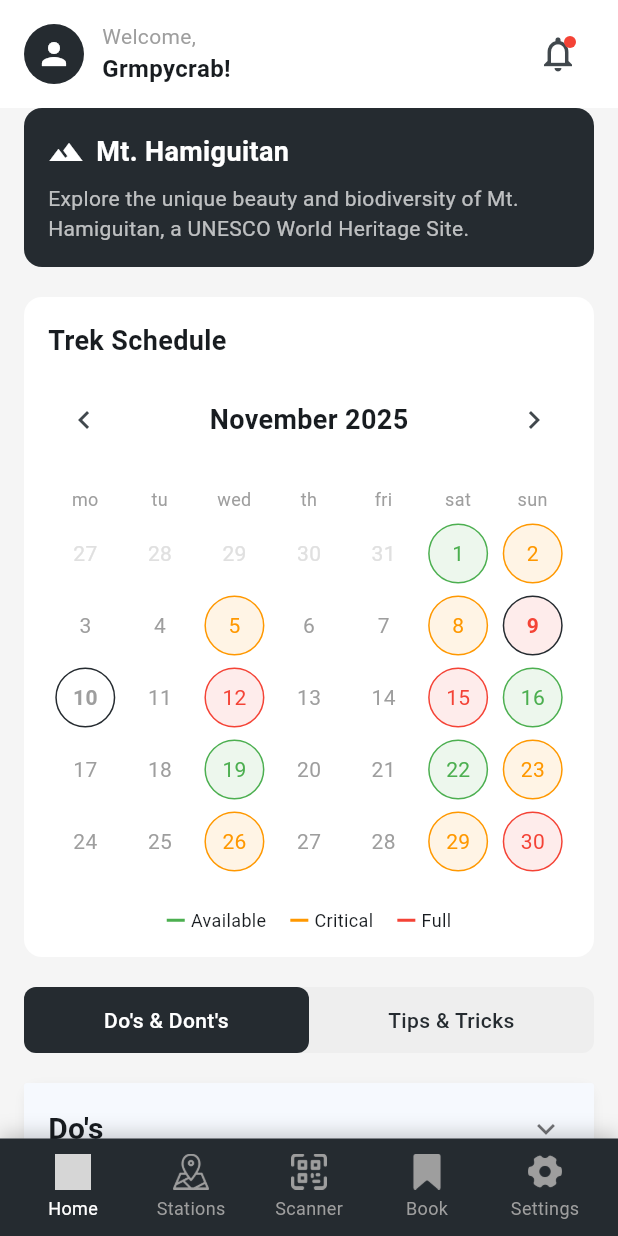
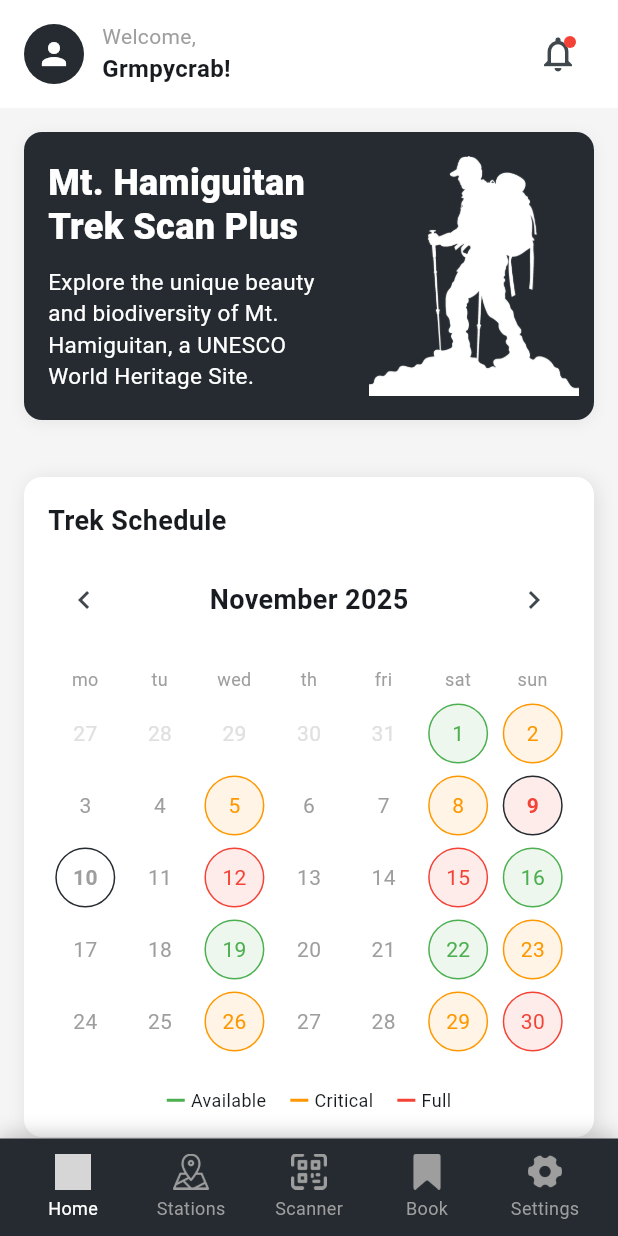
Before and after one commit to grmpycrab/TrekScanPlus, a Flutter app: the MainScreen screen opened by its route, on a phone screen of 412 x 824 dp. Run offline on Flutter 3.47's test engine with Material 3 defaults, Android fonts, the phone set to English and light mode, and no system bars; our stand-ins replace cloud_firestore, file_picker, firebase_core, firebase_storage, permission_handler, shared_preferences; missing offline and left inert: mobile_scanner; accounts and stored records are empty; grey boxes are pictures that could not be loaded.

Commit message:
homescreen adjustments

```diff
--- a/hamiguitan_trekscan_plus/lib/components/bottom_navigation.dart
+++ b/hamiguitan_trekscan_plus/lib/components/bottom_navigation.dart
@@ -16,7 +16,7 @@ class BottomNavigation extends StatelessWidget {
     return Container(
       height: 65,
       decoration: BoxDecoration(
-        color: AppColors.primary,
+        color: const Color(0xFF252B30),
         boxShadow: [
           BoxShadow(
             color: AppColors.shadowDark,
--- a/hamiguitan_trekscan_plus/lib/screens/main/home_screen.dart
+++ b/hamiguitan_trekscan_plus/lib/screens/main/home_screen.dart
@@ -160,11 +160,18 @@ class _HomeScreenState extends State<HomeScreen> {
 
   Widget _buildCalendar() {
     return Container(
-      margin: const EdgeInsets.symmetric(horizontal: 16),
+      margin: const EdgeInsets.only(top: 2, left: 16, right: 16),
       padding: const EdgeInsets.all(16),
       decoration: BoxDecoration(
         color: Colors.white,
         borderRadius: BorderRadius.circular(12),
+        boxShadow: [
+          BoxShadow(
+            color: Colors.black.withOpacity(0.10), // Shadow color with opacity
+            blurRadius: 10, // How blurred/soft the shadow is
+            offset: const Offset(2, 2), // Horizontal and vertical offset
+          ),
+        ],
       ),
       child: Column(
         crossAxisAlignment: CrossAxisAlignment.start,
@@ -197,35 +204,72 @@ class _HomeScreenState extends State<HomeScreen> {
 
   Widget _buildWelcomeBanner() {
     return Container(
-      margin: const EdgeInsets.symmetric(horizontal: 16),
+      margin: const EdgeInsets.symmetric(horizontal: 16, vertical: 16),
+      clipBehavior: Clip.none,
       padding: const EdgeInsets.all(16),
       decoration: BoxDecoration(
-        color: AppColors.primary,
+        color: const Color(0xFF252B30), // pale beige background
         borderRadius: BorderRadius.circular(12),
+        boxShadow: [
+          BoxShadow(
+            color: Colors.black.withOpacity(0.06),
+            blurRadius: 8,
+            offset: const Offset(0, 2),
           ),
+        ],
+      ),
+      child: SizedBox(
+        height: 160,
+        child: Row(
+          children: [
+            Expanded(
+              child: Padding(
+                padding: const EdgeInsets.only(right: 8.0),
                 child: Column(
                   crossAxisAlignment: CrossAxisAlignment.start,
-        children: [
-          const Row(
-            children: [
-              Icon(Icons.landscape, color: AppColors.iconPrimary),
-              SizedBox(width: 8),
+                  mainAxisAlignment: MainAxisAlignment.center,
+                  children: const [
                     Text(
-                'Mt. Hamiguitan',
+                      'Mt. Hamiguitan Trek Scan Plus',
                       style: TextStyle(
-                  color: AppColors.buttonText,
-                  fontSize: 18,
-                  fontWeight: FontWeight.bold,
+                        color: Colors.white,
+                        fontSize: 24,
+                        fontWeight: FontWeight.w800,
+                        height: 1.2,
+                      ),
+                    ),
+                    SizedBox(height: 12),
+                    Text(
+                      'Explore the unique beauty and biodiversity of Mt. Hamiguitan, a UNESCO World Heritage Site.',
+                      style: TextStyle(
+                        color: Colors.white,
+                        fontSize: 15,
+                        height: 1.4,
+                      ),
+                      maxLines: 5,
+                      overflow: TextOverflow.ellipsis,
+                    ),
+                  ],
+                ),
+              ),
+            ),
+            // Illustration on the right. use an OverflowBox so the image can extend outside the card
+            SizedBox(
+              width: 140,
+              child: Transform.translate(
+                offset: const Offset(6, 0),
+                child: Image.asset(
+                  'assets/images/Trekking.png',
+                  width: 200,
+                  height: 200,
+                  fit: BoxFit.cover,
+                  errorBuilder: (context, error, stack) =>
+                      Icon(Icons.landscape, size: 72, color: Colors.brown[300]),
+                ),
               ),
             ),
           ],
         ),
-          const SizedBox(height: 8),
-          const Text(
-            'Explore the unique beauty and biodiversity of Mt. Hamiguitan, a UNESCO World Heritage Site.',
-            style: TextStyle(color: AppColors.textLight),
-          ),
-        ],
       ),
     );
   }
```
Also changed, not shown: hamiguitan_trekscan_plus/assets/images/Trekking.png (added). Lines whose indentation alone changed are shown as unchanged.
